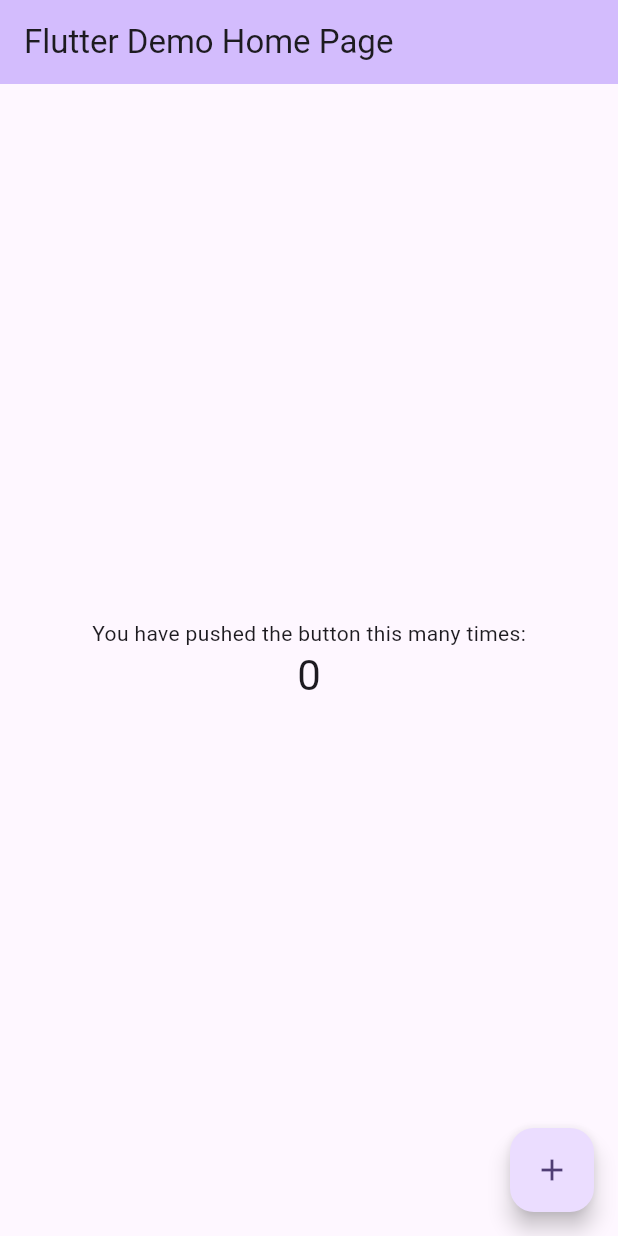
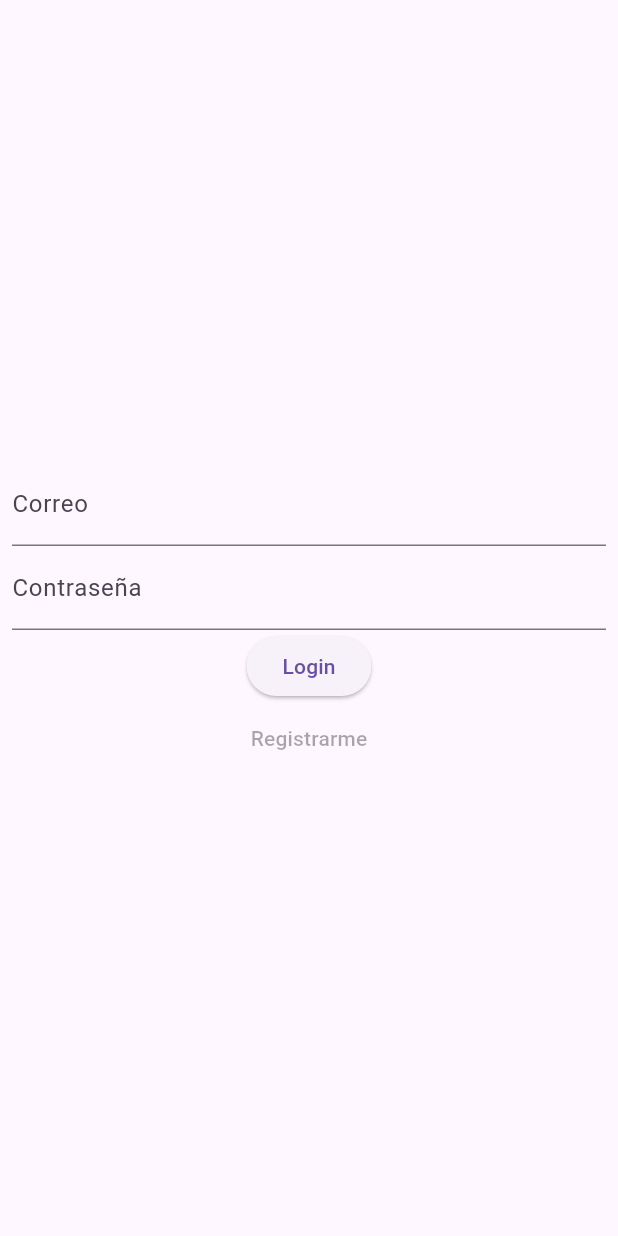
Before and after one commit to PipeGom/BarbVip, a Flutter app: the screen it shows after launch, on a phone screen of 412 x 824 dp. Run offline on Flutter 3.47's test engine with Material 3 defaults, Android fonts, the phone set to English and light mode, and no system bars.

Commit message:
feat: LoginPage,LandingPage and adding routes

```diff
--- /dev/null
+++ b/lib/controllers/LoginController.dart
@@ -0,0 +1,24 @@
+import 'package:flutter/material.dart';
+
+class LoginController {
+  GlobalKey<FormState> key;
+  BuildContext context;
+
+  LoginController({required this.key, required this.context});
+
+  String? validField(String? value) {
+    if (value == null || value.isEmpty) {
+      return "El campo es obligatorio.";
+    }
+    return null;
+  }
+
+  void login(String email, String password) {
+    if (!key.currentState!.validate()) return;
+    // Simular Logica para validar el usuario
+    if (email == "saurmo" && password == "admin123") {
+      // Lo enviamos a usuariosPage
+      Navigator.popAndPushNamed(context, "landingAdmin");
+    }
+  }
+}
--- a/lib/main.dart
+++ b/lib/main.dart
@@ -1,125 +1,23 @@
 import 'package:flutter/material.dart';
+import 'package:vipbarb/views/LandingAdminPage.dart';
+import 'package:vipbarb/views/LoginPage.dart';
 
 void main() {
-  runApp(const MyApp());
+  runApp(HomePage());
 }
 
-class MyApp extends StatelessWidget {
-  const MyApp({super.key});
+class HomePage extends StatelessWidget {
+  const HomePage({super.key});
 
   // This widget is the root of your application.
   @override
   Widget build(BuildContext context) {
     return MaterialApp(
-      title: 'Flutter Demo',
-      theme: ThemeData(
-        // This is the theme of your application.
-        //
-        // TRY THIS: Try running your application with "flutter run". You'll see
-        // the application has a purple toolbar. Then, without quitting the app,
-        // try changing the seedColor in the colorScheme below to Colors.green
-        // and then invoke "hot reload" (save your changes or press the "hot
-        // reload" button in a Flutter-supported IDE, or press "r" if you used
-        // the command line to start the app).
-        //
-        // Notice that the counter didn't reset back to zero; the application
-        // state is not lost during the reload. To reset the state, use hot
-        // restart instead.
-        //
-        // This works for code too, not just values: Most code changes can be
-        // tested with just a hot reload.
-        colorScheme: ColorScheme.fromSeed(seedColor: Colors.deepPurple),
-        useMaterial3: true,
-      ),
-      home: const MyHomePage(title: 'Flutter Demo Home Page'),
+      initialRoute: 'login',
+      routes: {
+        'login': (context) => LoginPage(),
+        'landingAdmin': (context) => LandingAdminPage(),
+      },
     );
   }
 }
-
-class MyHomePage extends StatefulWidget {
-  const MyHomePage({super.key, required this.title});
-
-  // This widget is the home page of your application. It is stateful, meaning
-  // that it has a State object (defined below) that contains fields that affect
-  // how it looks.
-
-  // This class is the configuration for the state. It holds the values (in this
-  // case the title) provided by the parent (in this case the App widget) and
-  // used by the build method of the State. Fields in a Widget subclass are
-  // always marked "final".
-
-  final String title;
-
-  @override
-  State<MyHomePage> createState() => _MyHomePageState();
-}
-
-class _MyHomePageState extends State<MyHomePage> {
-  int _counter = 0;
-
-  void _incrementCounter() {
-    setState(() {
-      // This call to setState tells the Flutter framework that something has
-      // changed in this State, which causes it to rerun the build method below
-      // so that the display can reflect the updated values. If we changed
-      // _counter without calling setState(), then the build method would not be
-      // called again, and so nothing would appear to happen.
-      _counter++;
-    });
-  }
-
-  @override
-  Widget build(BuildContext context) {
-    // This method is rerun every time setState is called, for instance as done
-    // by the _incrementCounter method above.
-    //
-    // The Flutter framework has been optimized to make rerunning build methods
-    // fast, so that you can just rebuild anything that needs updating rather
-    // than having to individually change instances of widgets.
-    return Scaffold(
-      appBar: AppBar(
-        // TRY THIS: Try changing the color here to a specific color (to
-        // Colors.amber, perhaps?) and trigger a hot reload to see the AppBar
-        // change color while the other colors stay the same.
-        backgroundColor: Theme.of(context).colorScheme.inversePrimary,
-        // Here we take the value from the MyHomePage object that was created by
-        // the App.build method, and use it to set our appbar title.
-        title: Text(widget.title),
-      ),
-      body: Center(
-        // Center is a layout widget. It takes a single child and positions it
-        // in the middle of the parent.
-        child: Column(
-          // Column is also a layout widget. It takes a list of children and
-          // arranges them vertically. By default, it sizes itself to fit its
-          // children horizontally, and tries to be as tall as its parent.
-          //
-          // Column has various properties to control how it sizes itself and
-          // how it positions its children. Here we use mainAxisAlignment to
-          // center the children vertically; the main axis here is the vertical
-          // axis because Columns are vertical (the cross axis would be
-          // horizontal).
-          //
-          // TRY THIS: Invoke "debug painting" (choose the "Toggle Debug Paint"
-          // action in the IDE, or press "p" in the console), to see the
-          // wireframe for each widget.
-          mainAxisAlignment: MainAxisAlignment.center,
-          children: <Widget>[
-            const Text(
-              'You have pushed the button this many times:',
-            ),
-            Text(
-              '$_counter',
-              style: Theme.of(context).textTheme.headlineMedium,
-            ),
-          ],
-        ),
-      ),
-      floatingActionButton: FloatingActionButton(
-        onPressed: _incrementCounter,
-        tooltip: 'Increment',
-        child: const Icon(Icons.add),
-      ), // This trailing comma makes auto-formatting nicer for build methods.
-    );
-  }
-}
--- /dev/null
+++ b/lib/views/LoginPage.dart
@@ -0,0 +1,66 @@
+import 'package:flutter/material.dart';
+import 'package:vipbarb/controllers/LoginController.dart';
+
+class LoginPage extends StatelessWidget {
+  String email = "";
+  String password = "";
+  GlobalKey<FormState> key = GlobalKey();
+  late LoginController _controller;
+
+  @override
+  Widget build(BuildContext context) {
+    _controller = LoginController(key: key, context: context);
+    return Scaffold(
+      body: Center(
+        child: Column(
+          crossAxisAlignment: CrossAxisAlignment.center,
+          mainAxisAlignment: MainAxisAlignment.center,
+          children: [
+            createForm(),
+          ],
+        ),
+      ),
+    );
+  }
+
+  Form createForm() {
+    return Form(
+      key: key,
+      child: SingleChildScrollView(
+        child: Padding(
+          padding: const EdgeInsets.all(8.0),
+          child: Column(
+            children: [
+              TextFormField(
+                onChanged: (value) => email = value,
+                validator: _controller.validField,
+                keyboardType: TextInputType.emailAddress,
+                decoration: const InputDecoration(
+                  labelText: "Correo",
+                  hintText: "Ingrese su correo",
+                ),
+              ),
+              TextFormField(
+                onChanged: (value) => password = value,
+                obscureText: true,
+                validator: _controller.validField,
+                decoration: const InputDecoration(
+                  labelText: "Contraseña",
+                  hintText: "Ingrese su contraseña",
+                ),
+              ),
+              ElevatedButton(
+                onPressed: () => _controller.login(email, password),
+                child: const Text("Login"),
+              ),
+              const TextButton(
+                onPressed: null,
+                child: Text("Registrarme"),
+              )
+            ],
+          ),
+        ),
+      ),
+    );
+  }
+}
--- a/pubspec.yaml
+++ b/pubspec.yaml
@@ -35,6 +35,7 @@ dependencies:
   # The following adds the Cupertino Icons font to your application.
   # Use with the CupertinoIcons class for iOS style icons.
   cupertino_icons: ^1.0.6
+  provider: ^6.1.2
 
 dev_dependencies:
   flutter_test:
```
Also changed, not shown: lib/models/User.dart (added, +11 -0 lines), lib/models/barber.dart (added, +27 -0 lines), lib/views/LandingAdminPage.dart (added, +52 -0 lines), lib/views/BarberRegisterPage.dart (added), pubspec.lock.
